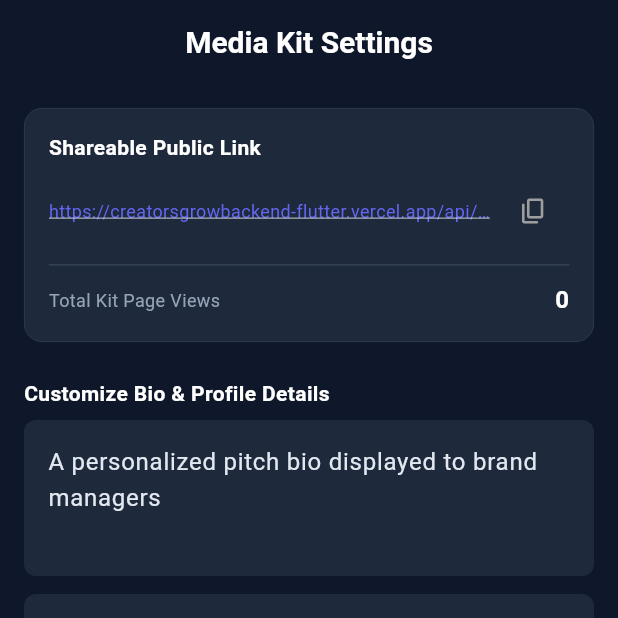
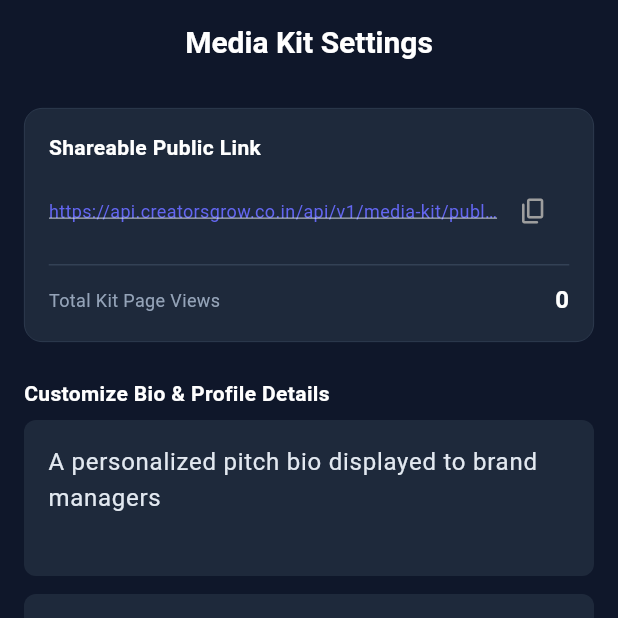
Before and after one commit to DaggubatiBapaiah/creators-grow-flutter, a Flutter app: the MediaKitSettingsScreen screen opened by its route, on a phone screen of 412 x 824 dp, the top half of it. Run offline on Flutter 3.47's test engine with Material 3 defaults, Android fonts, the phone set to English and light mode, and no system bars; our stand-ins replace app_links, dio, fl_chart, flutter_riverpod, flutter_secure_storage, go_router and 1 more; accounts and stored records are empty; network calls fail.

Commit message:
fix: migrate API and OAuth URLs to custom domain

```diff
--- a/lib/core/config/app_config.dart
+++ b/lib/core/config/app_config.dart
@@ -9,12 +9,12 @@ class AppConfig {
     try {
       if (Platform.isAndroid) {
         // Fallback to production if no dart-define is provided
-        return 'https://creatorsgrowbackend-flutter.vercel.app';
+        return 'https://api.creatorsgrow.co.in';
       }
     } catch (_) {
       // Fallback for non-IO platforms (e.g. Web)
     }
-    return 'https://creatorsgrowbackend-flutter.vercel.app';
+    return 'https://api.creatorsgrow.co.in';
   }
 
   static const Duration connectTimeout = Duration(seconds: 15);
```
Also changed, not shown: 1 other file.
